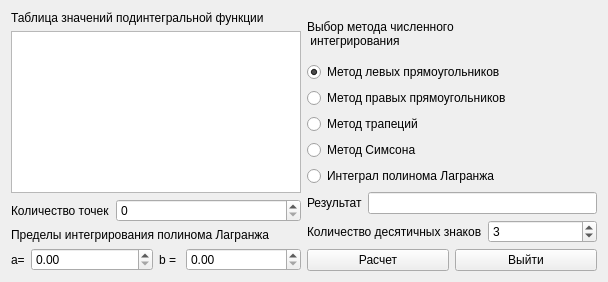
Qt form formtablintegral.ui (igorternyuk/TeScientificCalculator) before a commit.
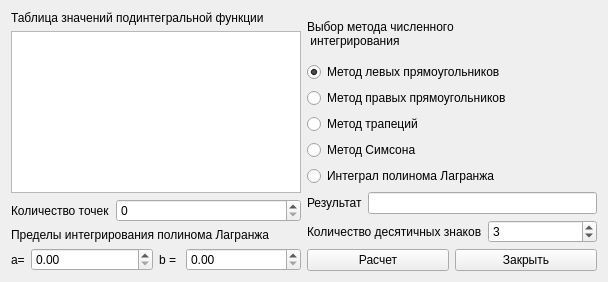
The same form after that commit.

What changed in the file:
```diff
--- a/formtablintegral.ui
+++ b/formtablintegral.ui
@@ -211,7 +211,7 @@
        <item row="3" column="1">
         <widget class="QPushButton" name="pushButtonClose">
          <property name="text">
-          <string>Выйти</string>
+          <string>Закрыть</string>
          </property>
         </widget>
        </item>
```
